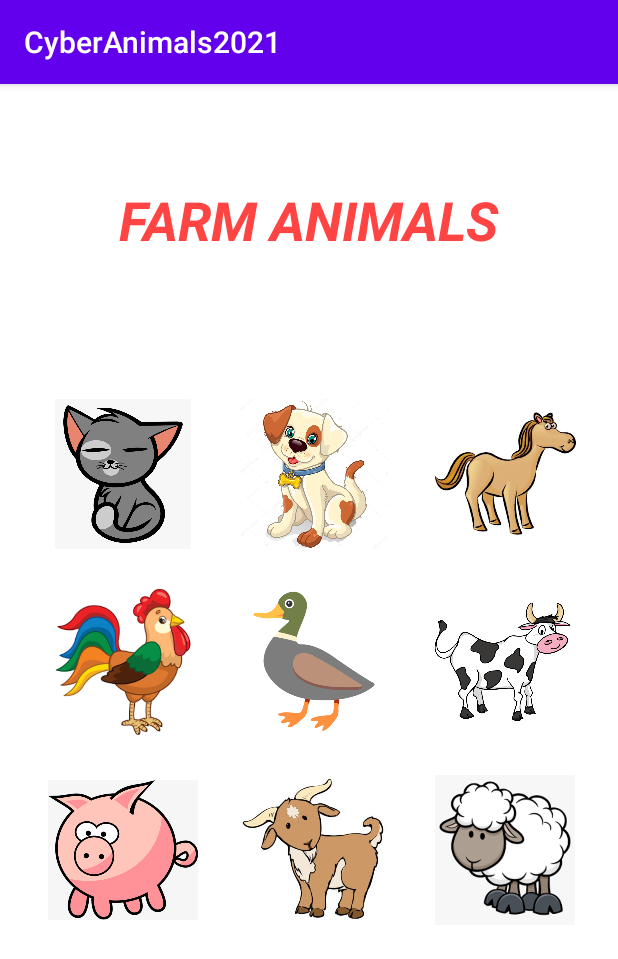
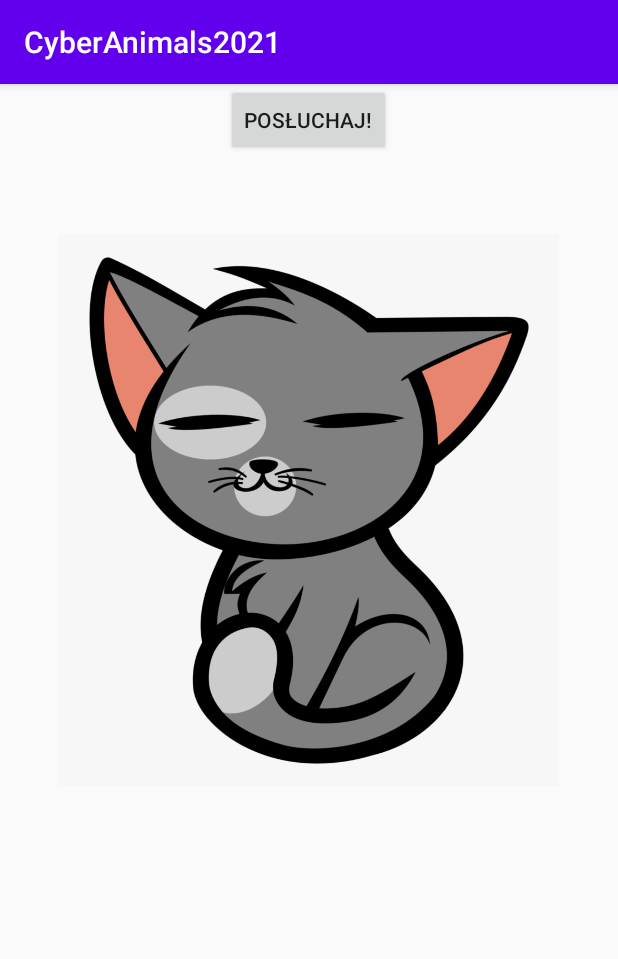
Before and after one commit to dluniewska/CyberAnimals2021, an Android app: the LogoActivity screen opened directly, with no data from a screen before it, after a tap on an icon or button, on a phone screen of 412 x 824 dp. Shown: the top 959 px of the screen. Run offline under Robolectric (Android 15) with nearby library versions, the phone set to English and light mode, and no system bars.

Commit message:
Added class Animals, used for getting tag of a ImageView, initial layout for AnimalDetails, funtion adding onClickListeners

```diff
--- /dev/null
+++ b/app/src/main/java/com/example/cyberanimals2021/Animal.java
@@ -0,0 +1,16 @@
+package com.example.cyberanimals2021;
+
+import android.widget.ImageView;
+
+public class Animal {
+
+    private static String tag;
+
+    public Animal(String tag) {
+        this.tag = tag;
+    }
+
+    static public String getTag() {
+        return tag;
+    }
+}
--- a/app/src/main/java/com/example/cyberanimals2021/AnimalDetails.java
+++ b/app/src/main/java/com/example/cyberanimals2021/AnimalDetails.java
@@ -3,6 +3,8 @@ package com.example.cyberanimals2021;
 import androidx.appcompat.app.AppCompatActivity;
 
 import android.os.Bundle;
+import android.widget.ImageView;
+import android.widget.Toast;
 
 public class AnimalDetails extends AppCompatActivity {
 
@@ -10,5 +12,10 @@ public class AnimalDetails extends AppCompatActivity {
     protected void onCreate(Bundle savedInstanceState) {
         super.onCreate(savedInstanceState);
         setContentView(R.layout.activity_animal_details);
+
+        String tag = Animal.getTag();
+
+        Toast toast = Toast.makeText(this, tag, Toast.LENGTH_LONG);
+        toast.show();
     }
 }
--- a/app/src/main/java/com/example/cyberanimals2021/LogoActivity.java
+++ b/app/src/main/java/com/example/cyberanimals2021/LogoActivity.java
@@ -2,16 +2,77 @@ package com.example.cyberanimals2021;
 
 import androidx.appcompat.app.AppCompatActivity;
 
+import android.content.Context;
 import android.content.Intent;
 import android.os.Bundle;
 import android.view.View;
+import android.widget.ImageView;
+import android.widget.Toast;
+
+import java.util.ArrayList;
 
 public class LogoActivity extends AppCompatActivity {
+
+    ArrayList<ImageView> animals;
+    public ImageView catImageView;
+    public ImageView dogImageView;
+    public ImageView horseImageView;
+    public ImageView roosterImageView;
+    public ImageView duckImageView;
+    public ImageView cowImageView;
+    public ImageView pigImageView;
+    public ImageView goatImageView;
+    public ImageView sheepImageView;
+    Animal farmAnimal;
+
 
     @Override
     protected void onCreate(Bundle savedInstanceState) {
         super.onCreate(savedInstanceState);
         setContentView(R.layout.activity_main);
 
+        animals = new ArrayList<>();
+        catImageView = findViewById(R.id.catImageView);
+        dogImageView = findViewById(R.id.dogImageView);
+        horseImageView = findViewById(R.id.horseImageView);
+        roosterImageView = findViewById(R.id.roosterImageView);
+        duckImageView = findViewById(R.id.duckImageView);
+        cowImageView = findViewById(R.id.cowImageView);
+        pigImageView = findViewById(R.id.pigImageView);
+        goatImageView = findViewById(R.id.goatImageView);
+        sheepImageView = findViewById(R.id.sheepImageView);
+
+        animals.add(catImageView);
+        animals.add(dogImageView);
+        animals.add(horseImageView);
+        animals.add(roosterImageView);
+        animals.add(duckImageView);
+        animals.add(cowImageView);
+        animals.add(pigImageView);
+        animals.add(goatImageView);
+        animals.add(sheepImageView);
+
+//        catImageView.setOnClickListener(new View.OnClickListener() {
+//            @Override
+//            public void onClick(View view) {
+//                Intent intent = new Intent(LogoActivity.this, AnimalDetails.class);
+//                startActivity(intent);
+//                farmAnimal = new Animal(catImageView.getTag().toString());
+//            }
+//        });
+
+
+        for (final ImageView animal : animals) {
+            animal.setOnClickListener(new View.OnClickListener() {
+                @Override
+                public void onClick(View view) {
+                    Intent intent = new Intent(LogoActivity.this, AnimalDetails.class);
+                    startActivity(intent);
+                    farmAnimal = new Animal(animal.getTag().toString());
+                }
+            });
+        }
+
     }
+
 }
--- a/app/src/main/java/com/example/cyberanimals2021/MainActivity.java
+++ b/app/src/main/java/com/example/cyberanimals2021/MainActivity.java
@@ -7,10 +7,14 @@ import android.os.Bundle;
 import android.os.Handler;
 import android.util.Log;
 import android.view.View;
+import android.widget.ImageView;
+
+import java.util.ArrayList;
 
 public class MainActivity extends AppCompatActivity {
 
     private final int TIMEOUT = 1000;
+
 
     @Override
     protected void onCreate(Bundle savedInstanceState) {
@@ -26,6 +30,8 @@ public class MainActivity extends AppCompatActivity {
             }
         }, TIMEOUT);
 
+
+
     }
 
 }
--- a/app/src/main/res/layout/activity_animal_details.xml
+++ b/app/src/main/res/layout/activity_animal_details.xml
@@ -7,13 +7,48 @@
     tools:context=".AnimalDetails">
 
     <ImageView
-        android:id="@+id/imageView"
-        android:layout_width="wrap_content"
-        android:layout_height="wrap_content"
-        android:layout_marginTop="50dp"
+        android:id="@+id/animalImageView"
+        android:layout_width="match_parent"
+        android:layout_height="match_parent"
+        android:layout_marginTop="100dp"
+        android:layout_marginBottom="300dp"
         app:layout_constraintBottom_toBottomOf="parent"
         app:layout_constraintEnd_toEndOf="parent"
         app:layout_constraintStart_toStartOf="parent"
         app:layout_constraintTop_toTopOf="parent"
-        tools:srcCompat="@tools:sample/backgrounds/scenic" />
+        app:srcCompat="@drawable/cat" />
+
+    <Button
+        android:id="@+id/soundButton"
+        android:layout_width="wrap_content"
+        android:layout_height="wrap_content"
+        android:text="Posłuchaj!"
+        app:layout_constraintEnd_toEndOf="parent"
+        app:layout_constraintHorizontal_bias="0.498"
+        app:layout_constraintStart_toStartOf="parent"
+        tools:layout_editor_absoluteY="576dp" />
+
+    <TextView
+        android:id="@+id/polishTextView"
+        android:layout_width="wrap_content"
+        android:layout_height="wrap_content"
+        android:layout_marginStart="50dp"
+        android:layout_marginBottom="50dp"
+        android:text="Kot"
+        android:textSize="30sp"
+        app:layout_constraintBottom_toTopOf="@+id/soundButton"
+        app:layout_constraintEnd_toStartOf="@+id/englishTextView"
+        app:layout_constraintStart_toStartOf="parent" />
+
+    <TextView
+        android:id="@+id/englishTextView"
+        android:layout_width="wrap_content"
+        android:layout_height="wrap_content"
+        android:layout_marginEnd="50dp"
+        android:layout_marginBottom="50dp"
+        android:text="Cat"
+        android:textSize="30sp"
+        app:layout_constraintBottom_toTopOf="@+id/soundButton"
+        app:layout_constraintEnd_toEndOf="parent"
+        app:layout_constraintStart_toEndOf="@+id/polishTextView" />
 </androidx.constraintlayout.widget.ConstraintLayout>
--- a/app/src/main/res/layout/activity_main.xml
+++ b/app/src/main/res/layout/activity_main.xml
@@ -21,7 +21,6 @@
             android:layout_width="100dp"
             android:layout_height="100dp"
             android:layout_margin="10dp"
-            android:onClick="openView"
             android:tag="0"
             app:layout_column="0"
             app:layout_row="0"
@@ -33,7 +32,6 @@
             android:layout_height="100dp"
             android:layout_margin="10dp"
             android:layout_marginLeft="17dp"
-            android:onClick="openView"
             android:tag="1"
             app:layout_column="1"
             app:layout_row="0"
@@ -45,7 +43,6 @@
             android:layout_height="100dp"
             android:layout_margin="10dp"
             android:layout_marginLeft="17dp"
-            android:onClick="openView"
             android:tag="2"
             app:layout_column="2"
             app:layout_row="0"
@@ -57,7 +54,6 @@
             android:layout_height="100dp"
             android:layout_margin="10dp"
             android:layout_marginTop="15dp"
-            android:onClick="openView"
             android:tag="3"
             app:layout_column="0"
             app:layout_row="1"
@@ -70,7 +66,6 @@
             android:layout_margin="10dp"
             android:layout_marginLeft="17dp"
             android:layout_marginTop="15dp"
-            android:onClick="openView"
             android:tag="4"
             app:layout_column="1"
             app:layout_row="1"
@@ -83,7 +78,6 @@
             android:layout_margin="10dp"
             android:layout_marginLeft="17dp"
             android:layout_marginTop="15dp"
-            android:onClick="openView"
             android:tag="5"
             app:layout_column="2"
             app:layout_row="1"
@@ -95,7 +89,6 @@
             android:layout_height="100dp"
             android:layout_margin="10dp"
             android:layout_marginTop="15dp"
-            android:onClick="openView"
             android:tag="6"
             app:layout_column="0"
             app:layout_row="2"
@@ -108,7 +101,6 @@
             android:layout_margin="10dp"
             android:layout_marginLeft="17dp"
             android:layout_marginTop="15dp"
-            android:onClick="openView"
             android:tag="7"
             app:layout_column="1"
             app:layout_row="2"
@@ -121,7 +113,6 @@
             android:layout_margin="10dp"
             android:layout_marginLeft="17dp"
             android:layout_marginTop="15dp"
-            android:onClick="openView"
             android:tag="8"
             app:layout_column="2"
             app:layout_row="2"
```
